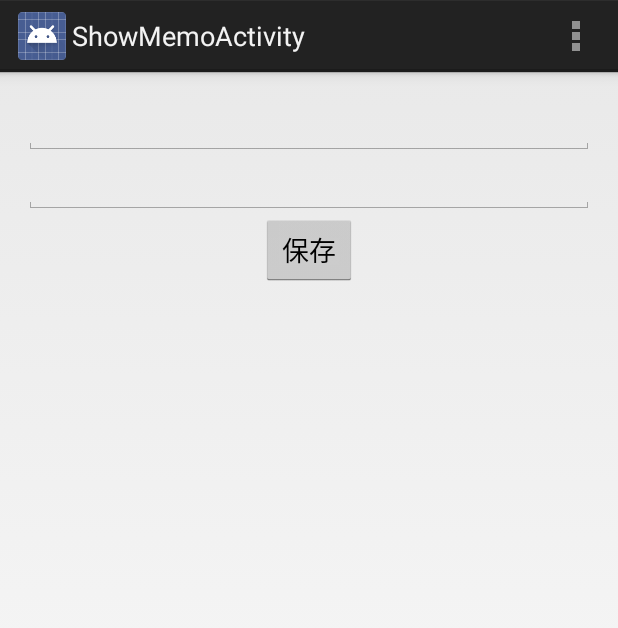
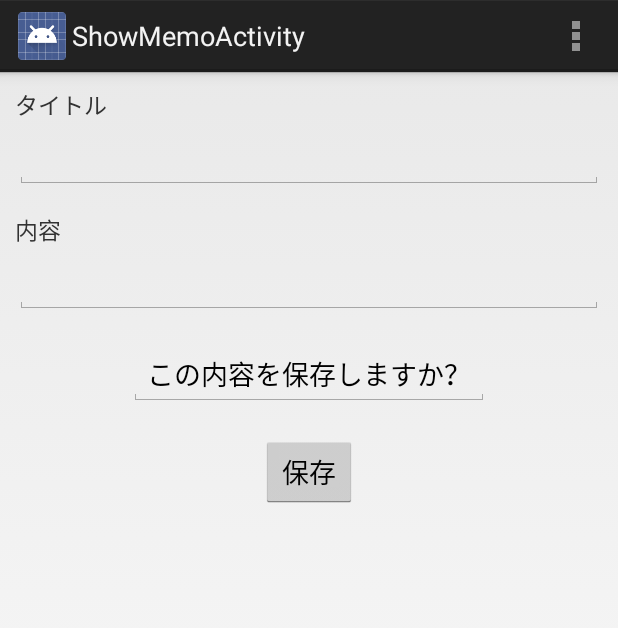
Before and after one commit to itnav/Dentaku, an Android app: the ShowMemoActivity screen opened directly, with no data from a screen before it, on a phone screen of 412 x 824 dp. Shown: the top 628 px of the screen. Run offline under Robolectric (Android 15) with nearby library versions, the phone set to English and light mode, and no system bars.

Commit message:
showmemoのレイアウトを更新しました

```diff
--- a/DentakuApp/app/src/main/res/layout/activity_show_memo.xml
+++ b/DentakuApp/app/src/main/res/layout/activity_show_memo.xml
@@ -9,28 +9,54 @@
     android:paddingBottom="@dimen/activity_vertical_margin"
     tools:context="jp.itnav.dentakuapp.ShowMemoActivity">
 
-//タイトル
+//タイトル(text)
+    <TextView
+        android:layout_width="wrap_content"
+        android:layout_height="wrap_content"
+        android:text="タイトル"
+        android:textSize="15dp"
+        />
+//タイトル(box)
     <EditText
         android:layout_width="match_parent"
         android:layout_height="wrap_content"
         android:id="@+id/editText"
         android:layout_gravity="center_vertical"
+        android:layout_marginTop="5dp"
         />
 
-//内容
+//内容(text)
+    <TextView
+        android:layout_width="wrap_content"
+        android:layout_height="wrap_content"
+        android:text="内容"
+        android:textSize="15dp"
+        android:layout_marginTop="15dp"/>
+//内容(box)
     <EditText
         android:layout_width="match_parent"
         android:layout_height="wrap_content"
         android:id="@+id/editText2"
         android:layout_gravity="center_vertical"
+        android:layout_marginTop="5dp"
         />
 
-//保存
+//確認(text)
+    <EditText
+        android:layout_width="wrap_content"
+        android:layout_height="wrap_content"
+        android:text="この内容を保存しますか？"
+        android:textSize="18dp"
+        android:layout_marginTop="20dp"
+        android:layout_gravity="center_horizontal"/>
+
+//保存(button)
     <Button
         android:layout_width="wrap_content"
         android:layout_height="wrap_content"
         android:text="保存"
         android:id="@+id/button"
         android:layout_gravity="center_horizontal"
+        android:layout_marginTop="20dp"
         />
 </LinearLayout>
--- a/DentakuApp/app/src/main/res/values/dimens.xml
+++ b/DentakuApp/app/src/main/res/values/dimens.xml
@@ -1,5 +1,5 @@
 <resources>
     <!-- Default screen margins, per the Android Design guidelines. -->
-    <dimen name="activity_horizontal_margin">16dp</dimen>
-    <dimen name="activity_vertical_margin">16dp</dimen>
+    <dimen name="activity_horizontal_margin">10dp</dimen>
+    <dimen name="activity_vertical_margin">10dp</dimen>
 </resources>
```
